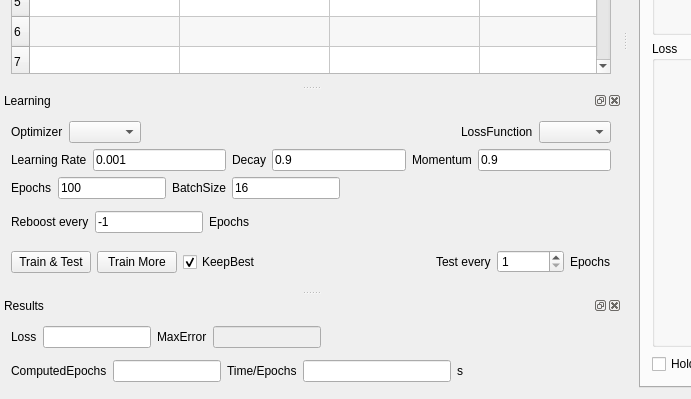
Above: src/DNNLab/mainwindow.ui from edeforas/BeeDNN before the change; both pictures show x 0 to 691 and y 338 to 737 of the 1141 by 737 pixel window. Below: the same form after it.
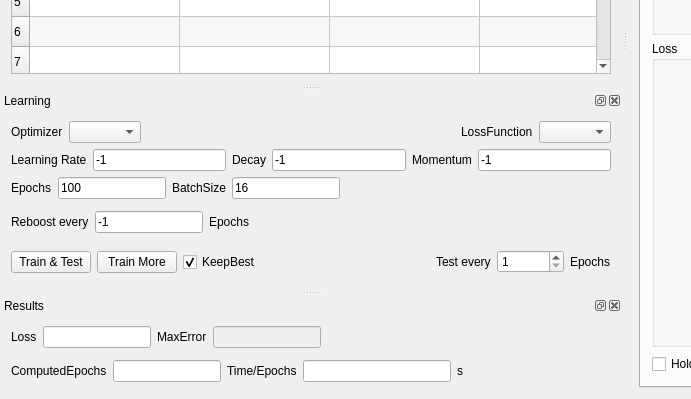
That is the form after the change.

Patch:
```diff
--- a/src/DNNLab/mainwindow.ui
+++ b/src/DNNLab/mainwindow.ui
@@ -539,7 +539,7 @@
        <item>
         <widget class="QLineEdit" name="leLearningRate">
          <property name="text">
-          <string>0.001</string>
+          <string>-1</string>
          </property>
         </widget>
        </item>
@@ -556,7 +556,7 @@
           <bool>true</bool>
          </property>
          <property name="text">
-          <string>0.9</string>
+          <string>-1</string>
          </property>
         </widget>
        </item>
@@ -573,7 +573,7 @@
           <bool>true</bool>
          </property>
          <property name="text">
-          <string>0.9</string>
+          <string>-1</string>
          </property>
          <property name="readOnly">
           <bool>false</bool>
```
